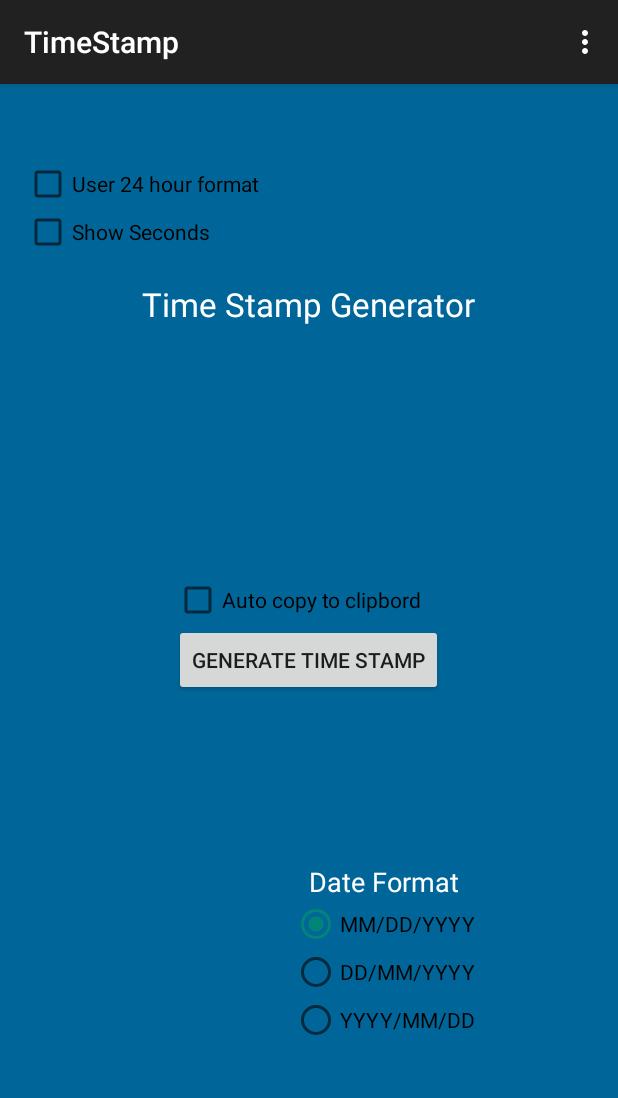
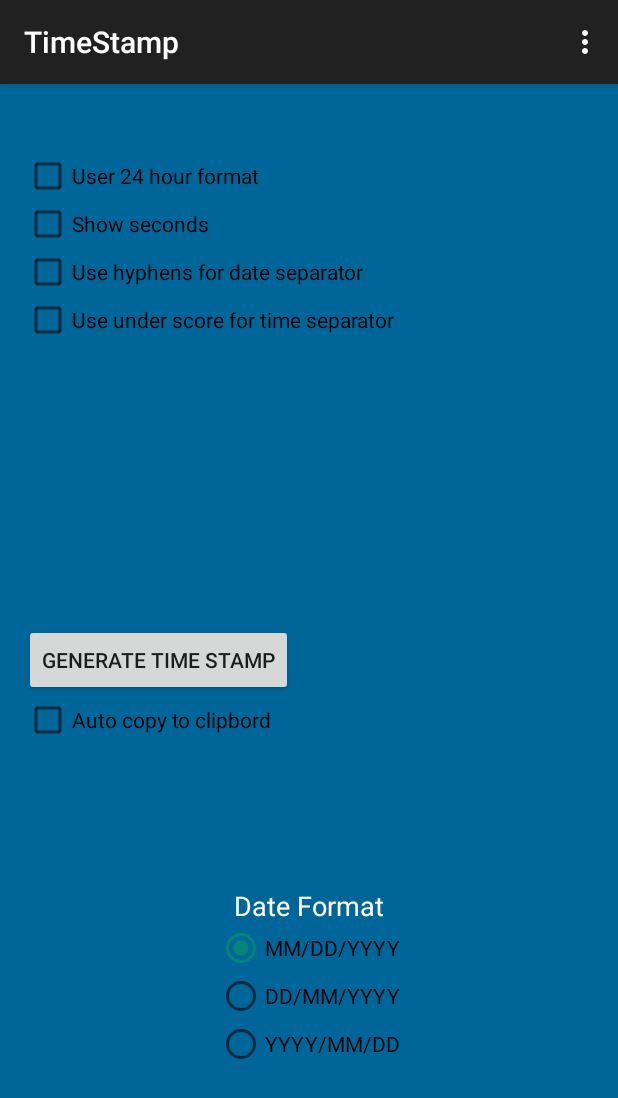
Before and after one commit to judek/TimeStamp, an Android app: the screen it shows after launch (MainActivity), on a phone screen of 412 x 824 dp. Shown: the top 1098 px of the screen. Run offline under Robolectric (Android 15) with nearby library versions, the phone set to English and light mode, and no system bars.

Commit message:
Code complete release 2

```diff
--- a/app/src/main/java/com/judek/timestamp/MainActivity.java
+++ b/app/src/main/java/com/judek/timestamp/MainActivity.java
@@ -35,6 +35,8 @@ public class MainActivity extends AppCompatActivity {
         final CheckBox checkBox = (CheckBox) findViewById(R.id.checkBox);
         final CheckBox checkBoxSeconds = (CheckBox) findViewById(R.id.checkBoxSeconds);
         final CheckBox checkBox24 = (CheckBox) findViewById(R.id.checkBox24);
+        final CheckBox checkBoxHyphen = (CheckBox) findViewById(R.id.checkBoxHyphen);
+        final CheckBox checkBoxUnderScore = (CheckBox) findViewById(R.id.checkBoxUnderScore);
 
         boolean checked = PreferenceManager.getDefaultSharedPreferences(this)
                 .getBoolean("checkBox", false);
@@ -47,6 +49,14 @@ public class MainActivity extends AppCompatActivity {
         checked = PreferenceManager.getDefaultSharedPreferences(this)
                 .getBoolean("checkBox24", false);
         checkBox24.setChecked(checked);
+
+        checked = PreferenceManager.getDefaultSharedPreferences(this)
+                .getBoolean("checkBoxHyphen", false);
+        checkBoxHyphen.setChecked(checked);
+
+        checked = PreferenceManager.getDefaultSharedPreferences(this)
+                .getBoolean("checkBoxUnderScore", false);
+        checkBoxUnderScore.setChecked(checked);
 
         int idx = PreferenceManager.getDefaultSharedPreferences(this)
                .getInt("DateFormatIndex", 1);
@@ -96,19 +106,26 @@ public class MainActivity extends AppCompatActivity {
                 PreferenceManager.getDefaultSharedPreferences(getApplicationContext()).edit()
                         .putInt("DateFormatIndex", idx).commit();
 
-
+                //This is a test
 
                 if (true == checkBox24.isChecked()) {
                     strFormat = strYearFormat + " HH:mm";
                 } else {
-                    strFormat = strYearFormat + " h:mm a";
+                    strFormat = strYearFormat + " hh:mm a";
                 }
 
                 if (true == checkBoxSeconds.isChecked()) {
-                    //strFormat = "MM/dd/yyyy h:mm:ss a";
                     strFormat = strFormat.replace(":mm", ":mm:ss");
                 }
 
+                if (true == checkBoxHyphen.isChecked()) {
+                    strFormat = strFormat.replace("/", "-");
+                }
+
+                if (true == checkBoxUnderScore.isChecked()) {
+                    strFormat = strFormat.replace(":", "_");
+                    strFormat = strFormat.replace(" ", "_");
+                }
 
                 java.util.Date date = new java.util.Date();
                 Timestamp ts = new Timestamp(date.getTime());
@@ -173,6 +190,16 @@ public class MainActivity extends AppCompatActivity {
                 PreferenceManager.getDefaultSharedPreferences(this).edit()
                         .putBoolean("checkBox24", checked).commit();
                 break;
+
+            case R.id.checkBoxHyphen:
+                PreferenceManager.getDefaultSharedPreferences(this).edit()
+                        .putBoolean("checkBoxHyphen", checked).commit();
+                break;
+
+            case R.id.checkBoxUnderScore:
+                PreferenceManager.getDefaultSharedPreferences(this).edit()
+                        .putBoolean("checkBoxUnderScore", checked).commit();
+                break;
         }
 
            }
--- a/app/src/main/res/layout/activity_main.xml
+++ b/app/src/main/res/layout/activity_main.xml
@@ -6,14 +6,6 @@
     android:paddingBottom="@dimen/activity_vertical_margin" tools:context=".MainActivity"
     android:background="#006699">
 
-    <Button
-        android:layout_width="wrap_content"
-        android:layout_height="wrap_content"
-        android:text="Generate Time Stamp"
-        android:id="@+id/button"
-        android:layout_centerVertical="true"
-        android:layout_centerHorizontal="true" />
-
     <TextView
         android:layout_width="wrap_content"
         android:layout_height="wrap_content"
@@ -21,28 +13,8 @@
         android:textColor="#FFFFFF"
         android:layout_alignParentTop="true"
         android:layout_centerHorizontal="true"
-        android:textSize="25dp" />
-
-    <TextView
-        android:layout_width="wrap_content"
-        android:layout_height="wrap_content"
-        android:textAppearance="?android:attr/textAppearanceLarge"
-        android:text="Time Stamp Generator"
-        android:id="@+id/textView2"
-        android:textColor="#FFFFFF"
-        android:layout_below="@+id/textView"
-        android:layout_centerHorizontal="true"
-        android:layout_marginTop="81dp" />
-
-    <CheckBox
-        android:layout_width="wrap_content"
-        android:layout_height="wrap_content"
-        android:text="Auto copy to clipbord"
-        android:id="@+id/checkBox"
-        android:layout_above="@+id/button"
-        android:layout_alignLeft="@+id/button"
-        android:onClick="itemClicked"
-        android:layout_alignStart="@+id/button" />
+        android:textSize="22dp"
+        android:textIsSelectable="true" />
 
     <CheckBox
         android:layout_width="wrap_content"
@@ -58,7 +30,7 @@
     <CheckBox
         android:layout_width="wrap_content"
         android:layout_height="wrap_content"
-        android:text="Show Seconds"
+        android:text="Show seconds"
         android:id="@+id/checkBoxSeconds"
         android:layout_below="@+id/checkBox24"
         android:layout_alignParentLeft="true"
@@ -72,12 +44,12 @@
         android:id="@+id/RadioGroupDateFormat"
         android:layout_alignParentRight="true"
         android:layout_alignParentEnd="true"
-        android:layout_below="@+id/button"
         android:layout_toEndOf="@+id/checkBoxSeconds"
         android:orientation="vertical"
         android:gravity="center_vertical"
         android:layout_alignLeft="@+id/button"
-        android:layout_alignStart="@+id/button">
+        android:layout_alignStart="@+id/button"
+        android:layout_below="@+id/checkBox">
 
         <TextView
             android:layout_width="wrap_content"
@@ -86,7 +58,9 @@
             android:text="Date Format"
             android:id="@+id/textView3"
             android:layout_gravity="center_horizontal"
-            android:textColor="#FFFFFF" />
+            android:textColor="#FFFFFF"
+            android:layout_below="@+id/checkBox"
+            android:layout_alignParentLeft="true" />
 
         <RadioButton
             android:layout_width="wrap_content"
@@ -94,24 +68,66 @@
             android:text="MM/DD/YYYY"
             android:id="@+id/radioButtonUSA"
             android:layout_gravity="center_horizontal"
-            android:checked="true" />
+            android:checked="true"
+            android:layout_below="@+id/textView3"
+            android:layout_alignParentLeft="true" />
 
         <RadioButton
             android:layout_width="wrap_content"
             android:layout_height="wrap_content"
             android:text="DD/MM/YYYY"
             android:id="@+id/radioButtonEurope"
-            android:layout_gravity="center_horizontal"
-            android:checked="false" />
+            android:checked="false"
+            android:layout_below="@+id/radioButtonUSA"
+            android:layout_alignParentLeft="true"
+            android:layout_gravity="center_horizontal" />
 
         <RadioButton
             android:layout_width="wrap_content"
             android:layout_height="wrap_content"
             android:text="YYYY/MM/DD"
             android:id="@+id/radioButtonISO"
-            android:layout_gravity="center_horizontal"
-            android:checked="false" />
+            android:checked="false"
+            android:layout_gravity="center_horizontal" />
     </RadioGroup>
+
+    <CheckBox
+        android:layout_width="wrap_content"
+        android:layout_height="wrap_content"
+        android:text="Use hyphens for date separator"
+        android:id="@+id/checkBoxHyphen"
+        android:layout_below="@+id/checkBoxSeconds"
+        android:onClick="itemClicked"
+        android:layout_alignParentLeft="true"
+        android:layout_alignParentStart="true" />
+
+    <CheckBox
+        android:layout_width="wrap_content"
+        android:layout_height="wrap_content"
+        android:text="Use under score for time separator"
+        android:id="@+id/checkBoxUnderScore"
+        android:layout_below="@+id/checkBoxHyphen"
+        android:onClick="itemClicked"
+        android:layout_alignParentLeft="true"
+        android:layout_alignParentStart="true" />
+
+    <Button
+        android:layout_width="wrap_content"
+        android:layout_height="wrap_content"
+        android:text="Generate Time Stamp"
+        android:id="@+id/button"
+        android:layout_centerVertical="true"
+        android:layout_alignParentLeft="true"
+        android:layout_alignParentStart="true" />
+
+    <CheckBox
+        android:layout_width="wrap_content"
+        android:layout_height="wrap_content"
+        android:text="Auto copy to clipbord"
+        android:id="@+id/checkBox"
+        android:onClick="itemClicked"
+        android:layout_below="@+id/button"
+        android:layout_alignParentLeft="true" />
 
 
 </RelativeLayout>
```
